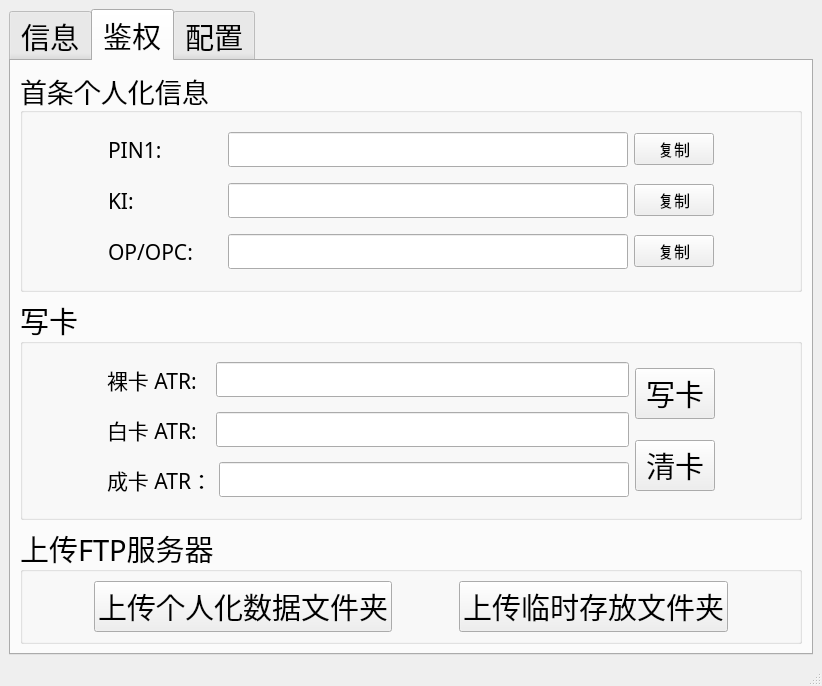
Before: the Qt Designer form res/ui/main_window.ui in zelviner/DataHandler, drawn with Qt 5.
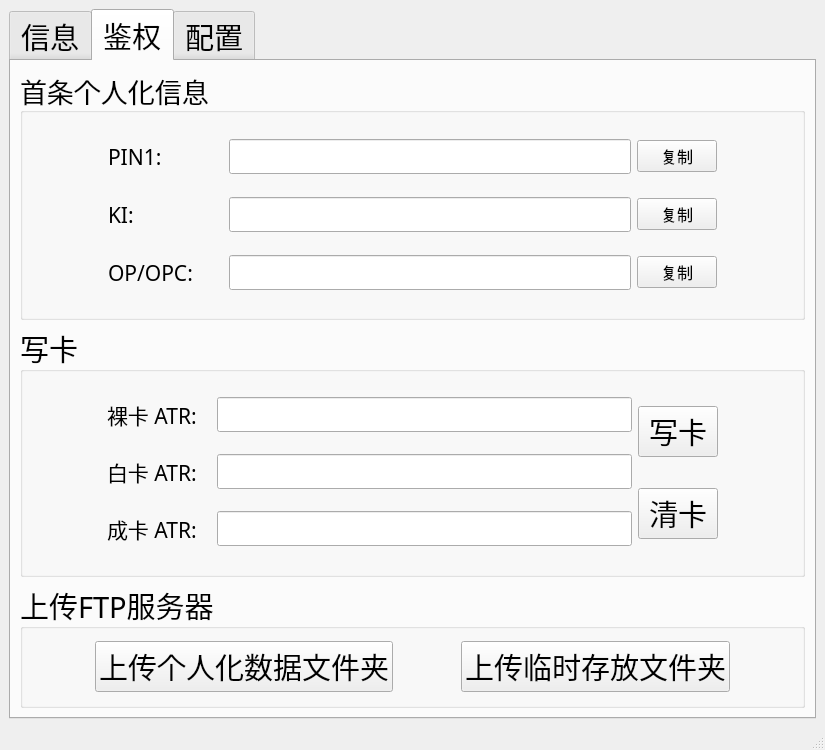
After: the same form once the commit is applied. The open tabs and pages were chosen to show the change.

Diff of the .ui file:
```diff
--- a/res/ui/main_window.ui
+++ b/res/ui/main_window.ui
@@ -6,8 +6,8 @@
    <rect>
     <x>0</x>
     <y>0</y>
-    <width>822</width>
-    <height>686</height>
+    <width>825</width>
+    <height>750</height>
    </rect>
   </property>
   <property name="windowTitle">
@@ -842,7 +842,7 @@
                     </font>
                    </property>
                    <property name="text">
-                    <string>成卡 ATR：</string>
+                    <string>成卡 ATR:</string>
                    </property>
                   </widget>
                  </item>
```
Left out of the diff: 4 changed lines with no effect on the pictures.
